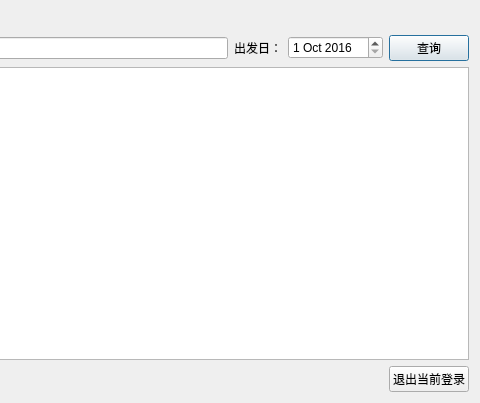
First picture: the form in inquire.ui, repository hustwyk/trainTicket, before the edit; both pictures show x 600 to 1080 and y 0 to 403 of the 1080 by 403 pixel window.
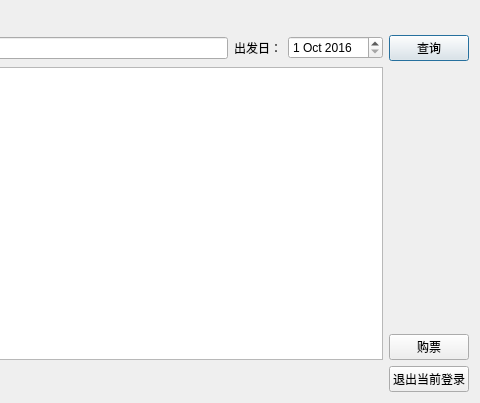
Second picture: the form after the edit.

Diff of the .ui file:
```diff
--- a/inquire.ui
+++ b/inquire.ui
@@ -15,8 +15,6 @@
   </property>
   <layout class="QGridLayout" name="gridLayout_4">
    <item row="0" column="0">
-    <layout class="QVBoxLayout" name="verticalLayout">
-     <item>
       <widget class="QLabel" name="label">
        <property name="text">
         <string>车票查询</string>
@@ -26,6 +24,8 @@
        </property>
       </widget>
      </item>
+   <item row="1" column="0">
+    <layout class="QVBoxLayout" name="verticalLayout_2">
      <item>
       <layout class="QHBoxLayout" name="horizontalLayout_2">
        <item>
@@ -92,11 +92,39 @@
       </layout>
      </item>
      <item>
+      <layout class="QHBoxLayout" name="horizontalLayout_4">
+       <item>
       <widget class="QTableView" name="tableView">
        <property name="showGrid">
         <bool>true</bool>
        </property>
       </widget>
+       </item>
+       <item>
+        <layout class="QVBoxLayout" name="verticalLayout">
+         <item>
+          <spacer name="verticalSpacer">
+           <property name="orientation">
+            <enum>Qt::Vertical</enum>
+           </property>
+           <property name="sizeHint" stdset="0">
+            <size>
+             <width>20</width>
+             <height>40</height>
+            </size>
+           </property>
+          </spacer>
+         </item>
+         <item>
+          <widget class="QPushButton" name="pushButton_3">
+           <property name="text">
+            <string>购票</string>
+           </property>
+          </widget>
+         </item>
+        </layout>
+       </item>
+      </layout>
      </item>
      <item>
       <layout class="QHBoxLayout" name="horizontalLayout_3">
```
Lines whose indentation alone changed are shown as unchanged.
